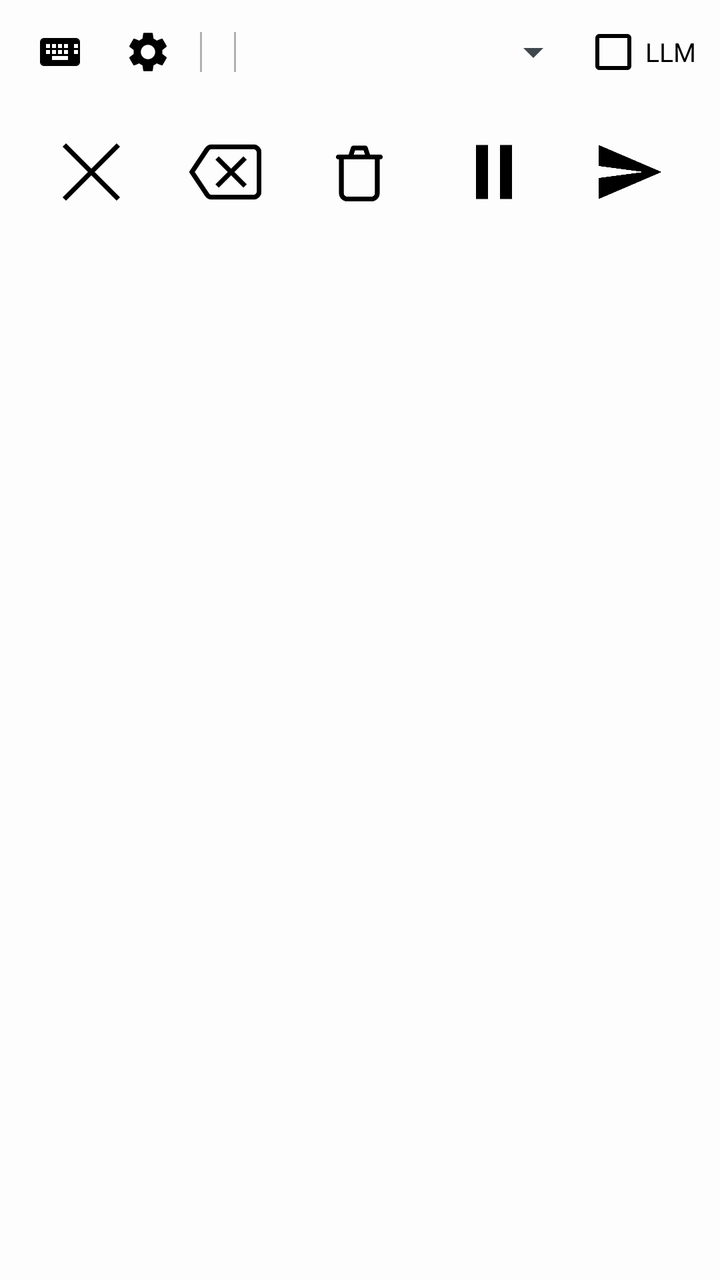
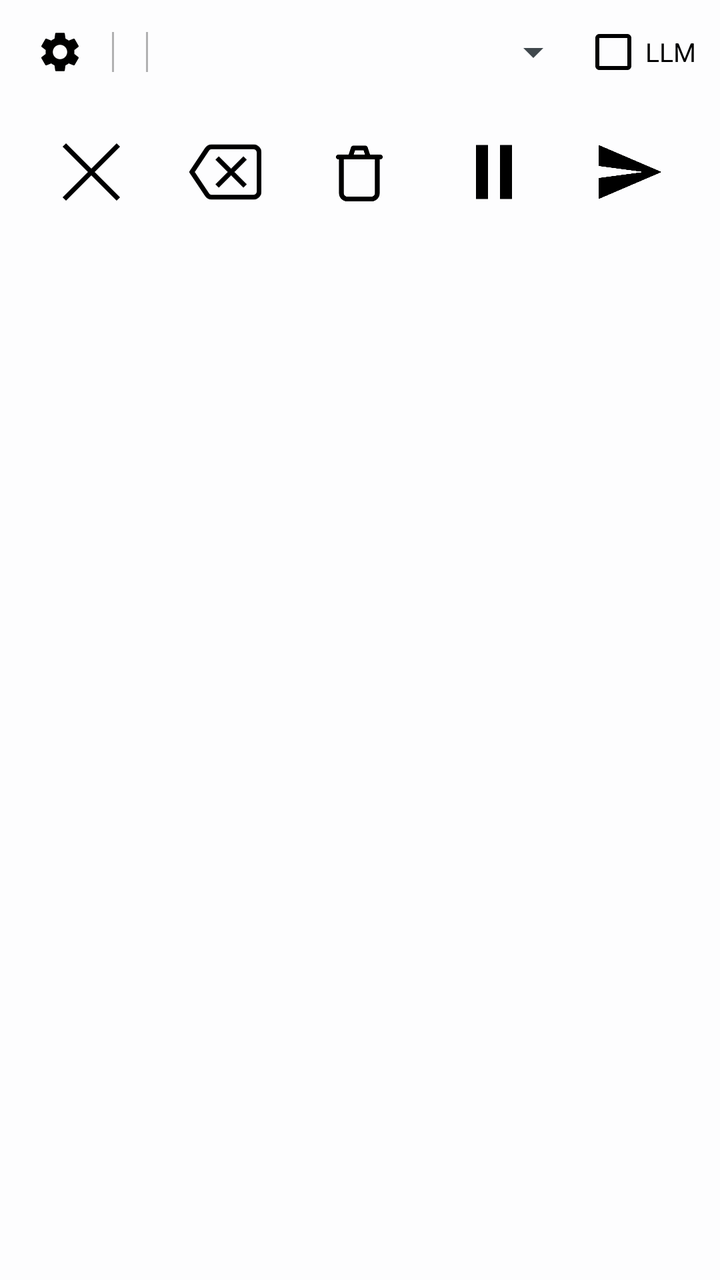

An Android layout rendered at two revisions. The XML below is the earlier revision; the diff shows what the commit changed to produce the second picture.
<!-- AndroidManifest.xml: application theme Theme.PolishedRecognition.Plain -->
<!-- res/layout/ime_voice_input.xml -->
<?xml version="1.0" encoding="utf-8"?>
<LinearLayout xmlns:android="http://schemas.android.com/apk/res/android"
    android:id="@+id/ime_root"
    android:layout_width="match_parent"
    android:layout_height="wrap_content"
    android:orientation="vertical"
    android:background="@color/recording_overlay"
    android:paddingStart="12dp"
    android:paddingEnd="12dp"
    android:paddingTop="8dp"
    android:paddingBottom="8dp">

    <LinearLayout
        android:id="@+id/ime_row_top"
        android:layout_width="match_parent"
        android:layout_height="wrap_content"
        android:orientation="horizontal"
        android:gravity="center_vertical"
        android:layout_marginBottom="6dp">

        <ImageButton
            android:id="@+id/ime_switch_keyboard_button"
            android:layout_width="36dp"
            android:layout_height="36dp"
            android:layout_marginEnd="8dp"
            android:src="@drawable/ic_keyboard"
            android:background="@null"
            android:contentDescription="@string/ime_switch_keyboard_desc"
            android:scaleType="centerInside" />

        <ImageButton
            android:id="@+id/ime_settings_button"
            android:layout_width="36dp"
            android:layout_height="36dp"
            android:src="@drawable/ic_settings"
            android:background="@null"
            android:contentDescription="@string/ime_settings_desc"
            android:scaleType="centerInside" />

        <View
            android:layout_width="1dp"
            android:layout_height="20dp"
            android:background="@color/recording_divider"
            android:layout_marginStart="8dp"
            android:layout_marginEnd="8dp" />

        <TextView
            android:id="@+id/ime_rec_timer"
            android:layout_width="wrap_content"
            android:layout_height="wrap_content"
            android:text=""
            android:textColor="@color/recording_text_primary"
            android:textSize="13sp"
            android:fontFamily="monospace"
            android:visibility="gone" />

        <View
            android:id="@+id/ime_quick_settings_divider"
            android:layout_width="1dp"
            android:layout_height="20dp"
            android:background="@color/recording_divider"
            android:layout_marginStart="8dp"
            android:layout_marginEnd="8dp" />

        <Spinner
            android:id="@+id/ime_language_spinner"
            android:layout_width="0dp"
            android:layout_weight="1"
            android:layout_height="wrap_content" />

        <CheckBox
            android:id="@+id/ime_llm"
            android:layout_width="wrap_content"
            android:layout_height="wrap_content"
            android:text="@string/quick_llm"
            android:textColor="@color/recording_text_primary"
            android:textSize="13sp"
            android:buttonTint="@color/recording_text_primary" />

        <TextView
            android:id="@+id/ime_stage_text"
            android:layout_width="0dp"
            android:layout_weight="1"
            android:layout_height="wrap_content"
            android:text=""
            android:textColor="@color/recording_text_primary"
            android:textSize="15sp"
            android:layout_marginStart="8dp"
            android:visibility="gone"
            android:gravity="center_vertical" />

    </LinearLayout>

    <LinearLayout
        android:id="@+id/ime_row_buttons"
        android:layout_width="match_parent"
        android:layout_height="wrap_content"
        android:orientation="horizontal"
        android:gravity="center">

        <ImageButton
            android:id="@+id/ime_cancel_button"
            android:layout_width="0dp"
            android:layout_weight="1"
            android:layout_height="72dp"
            android:src="@drawable/ic_close"
            android:tint="@color/recording_icon_tint"
            android:background="?android:attr/selectableItemBackgroundBorderless"
            android:contentDescription="@string/ime_cancel_desc"
            android:scaleType="centerInside"
            android:scaleX="1.5"
            android:scaleY="1.5" />

        <ImageButton
            android:id="@+id/ime_delete_word_button"
            android:layout_width="0dp"
            android:layout_weight="1"
            android:layout_height="72dp"
            android:src="@drawable/ic_backspace"
            android:tint="@color/recording_icon_tint"
            android:background="?android:attr/selectableItemBackgroundBorderless"
            android:contentDescription="@string/ime_delete_word_desc"
            android:scaleType="centerInside"
            android:scaleX="1.5"
            android:scaleY="1.5" />

        <ImageButton
            android:id="@+id/ime_flush_button"
            android:layout_width="0dp"
            android:layout_weight="1"
            android:layout_height="72dp"
            android:src="@drawable/ic_delete_outline"
            android:tint="@color/recording_icon_tint"
            android:background="?android:attr/selectableItemBackgroundBorderless"
            android:contentDescription="@string/ime_flush_desc"
            android:scaleType="centerInside"
            android:scaleX="1.5"
            android:scaleY="1.5" />

        <ImageButton
            android:id="@+id/ime_pause_resume_button"
            android:layout_width="0dp"
            android:layout_weight="1"
            android:layout_height="72dp"
            android:src="@drawable/ic_pause"
            android:tint="@color/recording_icon_tint"
            android:background="?android:attr/selectableItemBackgroundBorderless"
            android:contentDescription="@string/ime_pause_desc"
            android:scaleType="centerInside"
            android:scaleX="1.5"
            android:scaleY="1.5" />

        <ImageButton
            android:id="@+id/ime_send_button"
            android:layout_width="0dp"
            android:layout_weight="1"
            android:layout_height="72dp"
            android:src="@drawable/ic_send"
            android:tint="@color/recording_icon_tint"
            android:background="?android:attr/selectableItemBackgroundBorderless"
            android:contentDescription="@string/ime_send_desc"
            android:scaleType="centerInside"
            android:scaleX="1.5"
            android:scaleY="1.5" />

    </LinearLayout>
</LinearLayout>
<!-- resources referenced by this layout -->
<resources>
  <color name="recording_divider">#4D000000</color>
  <color name="recording_icon_tint">#000000</color>
  <color name="recording_overlay">#E6FFFFFF</color>
  <color name="recording_text_primary">#000000</color>
  <!-- drawable ic_backspace (drawable) -->
  <?xml version="1.0" encoding="utf-8"?>
  <vector xmlns:android="http://schemas.android.com/apk/res/android"
      android:width="24dp"
      android:height="24dp"
      android:viewportWidth="24"
      android:viewportHeight="24"
      android:tint="#FFFFFF">
      <group
          android:pivotX="12"
          android:pivotY="12"
          android:scaleX="0.9333"
          android:scaleY="0.9333">
          <path
              android:fillColor="@android:color/transparent"
              android:strokeColor="@android:color/white"
              android:strokeWidth="1.714"
              android:strokeLineCap="round"
              android:strokeLineJoin="round"
              android:pathData="M22,3H7c-0.69,0 -1.23,0.35 -1.59,0.88L0,12l5.41,8.11c0.36,0.53 0.9,0.89 1.59,0.89h15c1.1,0 2,-0.9 2,-2V5c0,-1.1 -0.9,-2 -2,-2z" />
          <path
              android:strokeColor="@android:color/white"
              android:strokeWidth="1.714"
              android:pathData="M9,7L19,17M9,17L19,7" />
      </group>
  </vector>
  <!-- drawable ic_close (drawable) -->
  <vector xmlns:android="http://schemas.android.com/apk/res/android"
      android:width="24dp"
      android:height="24dp"
      android:viewportWidth="24"
      android:viewportHeight="24">
      <path
          android:strokeColor="#FFFFFF"
          android:strokeWidth="1.6"
          android:pathData="M21,3L3,21M3,3L21,21"/>
  </vector>
  <!-- drawable ic_keyboard (drawable) -->
  <vector xmlns:android="http://schemas.android.com/apk/res/android"
      android:width="24dp"
      android:height="24dp"
      android:viewportWidth="24"
      android:viewportHeight="24"
      android:tint="@color/recording_icon_tint">
      <path
          android:fillColor="#FF000000"
          android:pathData="M20,5H4c-1.1,0 -1.99,0.9 -1.99,2L2,17c0,1.1,0.9,2 2,2h16c1.1,0 2,-0.9 2,-2V7c0,-1.1,-0.9,-2,-2,-2zM11,8h2v2h-2V8zM11,11h2v2h-2v-2zM8,8h2v2H8V8zM8,11h2v2H8v-2zM5,11h2v2H5v-2zM5,8h2v2H5V8zM8,14h8v2H8v-2zM14,11h2v2h-2v-2zM14,8h2v2h-2V8zM19,11h2v2h-2v-2zM19,8h2v2h-2V8z" />
  </vector>
  <!-- drawable ic_pause (drawable) -->
  <vector xmlns:android="http://schemas.android.com/apk/res/android"
      android:width="24dp"
      android:height="24dp"
      android:viewportWidth="24"
      android:viewportHeight="24">
      <path
          android:fillColor="#FFFFFF"
          android:pathData="M6,3h4v18H6V3zM14,3h4v18h-4V3z"/>
  </vector>
  <!-- drawable ic_send (drawable) -->
  <vector xmlns:android="http://schemas.android.com/apk/res/android"
      android:width="24dp"
      android:height="24dp"
      android:viewportWidth="24"
      android:viewportHeight="24">
      <path
          android:fillColor="#FFFFFF"
          android:pathData="M2.01,21L23,12 2.01,3 2,10l15,2 -15,2z"/>
  </vector>
  <string name="ime_cancel_desc">Cancel</string>
  <string name="ime_delete_word_desc">Delete last word</string>
  <string name="ime_flush_desc">Discard recording</string>
  <string name="ime_pause_desc">Pause</string>
  <string name="ime_send_desc">Send</string>
  <string name="ime_settings_desc">Settings</string>
  <string name="ime_switch_keyboard_desc">Switch keyboard</string>
  <string name="quick_llm">LLM</string>
  <style name="Theme.PolishedRecognition.Plain" parent="@android:style/Theme.DeviceDefault.DayNight">
          <item name="android:windowNoTitle">true</item>
          <item name="android:windowActionBar">false</item>
      </style>
  <!-- unchanged entries left out for length: 2 -->
</resources>

<!-- the commit's change to res/layout/ime_voice_input.xml (unified diff, before → after) -->
@@ -17,16 +17,6 @@
         android:orientation="horizontal"
         android:gravity="center_vertical"
         android:layout_marginBottom="6dp">
-
-        <ImageButton
-            android:id="@+id/ime_switch_keyboard_button"
-            android:layout_width="36dp"
-            android:layout_height="36dp"
-            android:layout_marginEnd="8dp"
-            android:src="@drawable/ic_keyboard"
-            android:background="@null"
-            android:contentDescription="@string/ime_switch_keyboard_desc"
-            android:scaleType="centerInside" />
 
         <ImageButton
             android:id="@+id/ime_settings_button"
@@ -99,14 +89,14 @@
         android:gravity="center">
 
         <ImageButton
-            android:id="@+id/ime_cancel_button"
+            android:id="@+id/ime_switch_button"
             android:layout_width="0dp"
             android:layout_weight="1"
             android:layout_height="72dp"
             android:src="@drawable/ic_close"
             android:tint="@color/recording_icon_tint"
             android:background="?android:attr/selectableItemBackgroundBorderless"
-            android:contentDescription="@string/ime_cancel_desc"
+            android:contentDescription="@string/ime_switch_keyboard_desc"
             android:scaleType="centerInside"
             android:scaleX="1.5"
             android:scaleY="1.5" />
<!-- resource entries referenced after the edit -->
@@ -41,17 +41,6 @@
           android:strokeWidth="1.6"
           android:pathData="M21,3L3,21M3,3L21,21"/>
   </vector>
-  <!-- drawable ic_keyboard (drawable) -->
-  <vector xmlns:android="http://schemas.android.com/apk/res/android"
-      android:width="24dp"
-      android:height="24dp"
-      android:viewportWidth="24"
-      android:viewportHeight="24"
-      android:tint="@color/recording_icon_tint">
-      <path
-          android:fillColor="#FF000000"
-          android:pathData="M20,5H4c-1.1,0 -1.99,0.9 -1.99,2L2,17c0,1.1,0.9,2 2,2h16c1.1,0 2,-0.9 2,-2V7c0,-1.1,-0.9,-2,-2,-2zM11,8h2v2h-2V8zM11,11h2v2h-2v-2zM8,8h2v2H8V8zM8,11h2v2H8v-2zM5,11h2v2H5v-2zM5,8h2v2H5V8zM8,14h8v2H8v-2zM14,11h2v2h-2v-2zM14,8h2v2h-2V8zM19,11h2v2h-2v-2zM19,8h2v2h-2V8z" />
-  </vector>
   <!-- drawable ic_pause (drawable) -->
   <vector xmlns:android="http://schemas.android.com/apk/res/android"
       android:width="24dp"
@@ -72,7 +61,6 @@
           android:fillColor="#FFFFFF"
           android:pathData="M2.01,21L23,12 2.01,3 2,10l15,2 -15,2z"/>
   </vector>
-  <string name="ime_cancel_desc">Cancel</string>
   <string name="ime_delete_word_desc">Delete last word</string>
   <string name="ime_flush_desc">Discard recording</string>
   <string name="ime_pause_desc">Pause</string>
